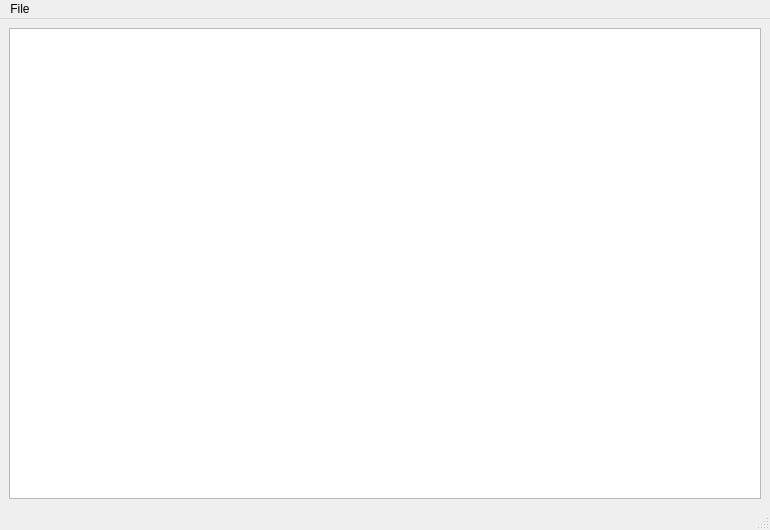
Old version of the form lab4/mainwindow.ui in the repository itomilin/freelance.
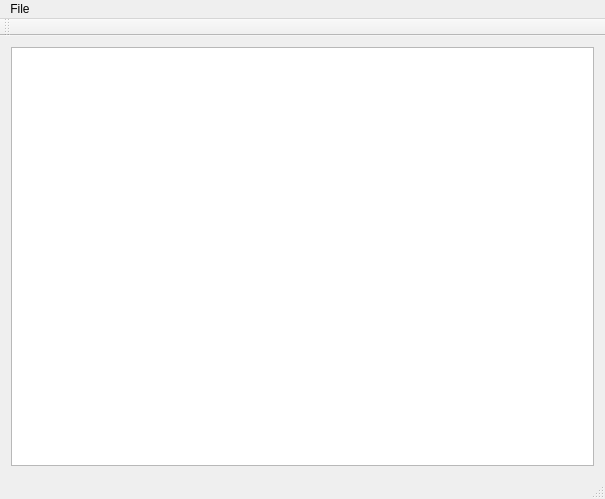
New version of the form.

```diff
--- a/lab4/mainwindow.ui
+++ b/lab4/mainwindow.ui
@@ -6,27 +6,28 @@
    <rect>
     <x>0</x>
     <y>0</y>
-    <width>770</width>
-    <height>530</height>
+    <width>605</width>
+    <height>499</height>
    </rect>
   </property>
-  <property name="sizePolicy">
-   <sizepolicy hsizetype="Fixed" vsizetype="Fixed">
-    <horstretch>0</horstretch>
-    <verstretch>0</verstretch>
-   </sizepolicy>
-  </property>
   <property name="windowTitle">
    <string>Lab4</string>
   </property>
-  <widget class="QWidget" name="centralwidget">
-   <layout class="QHBoxLayout" name="horizontalLayout">
+  <widget class="QWidget" name="centralWidget">
+   <layout class="QVBoxLayout" name="verticalLayout_2">
     <item>
-     <widget class="QPlainTextEdit" name="plainTextEdit">
-      <property name="readOnly">
-       <bool>true</bool>
+     <layout class="QVBoxLayout" name="verticalLayout">
+      <property name="sizeConstraint">
+       <enum>QLayout::SetDefaultConstraint</enum>
       </property>
-     </widget>
+      <item>
+       <widget class="QPlainTextEdit" name="plainTextEdit">
+        <property name="readOnly">
+         <bool>true</bool>
+        </property>
+       </widget>
+      </item>
+     </layout>
     </item>
    </layout>
   </widget>
@@ -35,11 +36,11 @@
     <rect>
      <x>0</x>
      <y>0</y>
-     <width>770</width>
-     <height>20</height>
+     <width>605</width>
+     <height>21</height>
     </rect>
    </property>
-   <widget class="QMenu" name="menuOpen">
+   <widget class="QMenu" name="menuFile">
     <property name="title">
      <string>File</string>
     </property>
@@ -60,10 +61,18 @@
     <addaction name="menuOpen_2"/>
     <addaction name="menuSave"/>
    </widget>
-   <addaction name="menuOpen"/>
+   <addaction name="menuFile"/>
   </widget>
-  <widget class="QStatusBar" name="statusbar"/>
-  <action name="actionOpenBinary">
+  <widget class="QToolBar" name="mainToolBar">
+   <attribute name="toolBarArea">
+    <enum>TopToolBarArea</enum>
+   </attribute>
+   <attribute name="toolBarBreak">
+    <bool>false</bool>
+   </attribute>
+  </widget>
+  <widget class="QStatusBar" name="statusBar"/>
+  <action name="openCSV">
    <property name="text">
     <string>binary</string>
    </property>
@@ -84,6 +93,7 @@
    </property>
   </action>
  </widget>
+ <layoutdefault spacing="6" margin="11"/>
  <resources/>
  <connections/>
 </ui>
```
Left out of the diff: 35 changed lines with no effect on the pictures.
